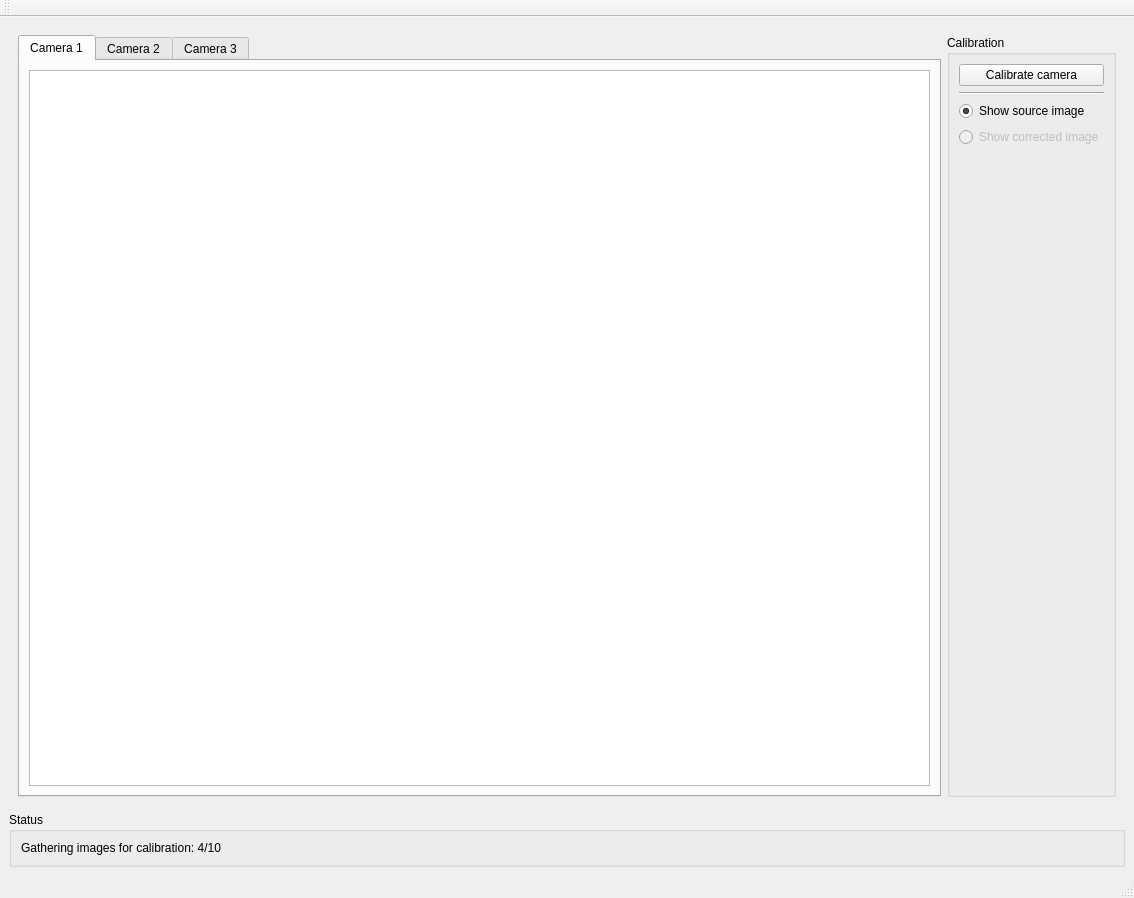
The window that calibrationwindow.ui (KITrokopter/gui-concepts) describes before a commit, drawn with Qt 5.
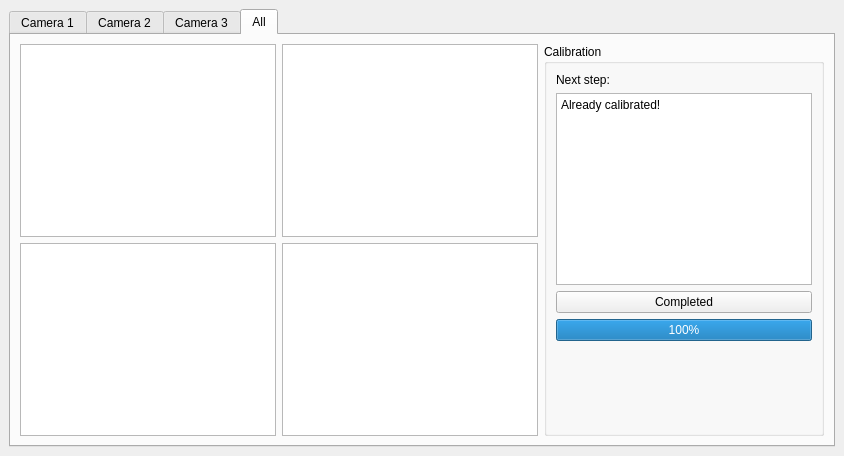
The same window after the commit.

Commit message: Added a tab for calibrating the whole system.

Diff of the .ui file:
```diff
--- a/calibrationwindow.ui
+++ b/calibrationwindow.ui
@@ -2,13 +2,17 @@
 <ui version="4.0">
  <class>CalibrationWindow</class>
  <widget class="QMainWindow" name="CalibrationWindow">
-  <property name="geometry">
-   <rect>
-    <x>0</x>
-    <y>0</y>
-    <width>1134</width>
-    <height>898</height>
-   </rect>
+  <property name="sizePolicy">
+   <sizepolicy hsizetype="Preferred" vsizetype="Preferred">
+    <horstretch>0</horstretch>
+    <verstretch>0</verstretch>
+   </sizepolicy>
+  </property>
+  <property name="baseSize">
+   <size>
+    <width>50</width>
+    <height>50</height>
+   </size>
   </property>
   <property name="windowTitle">
    <string>Calibration</string>
@@ -16,12 +20,9 @@
   <widget class="QWidget" name="centralwidget">
    <layout class="QVBoxLayout" name="verticalLayout_2">
     <item>
-     <widget class="QWidget" name="widget" native="true">
-      <layout class="QHBoxLayout" name="horizontalLayout_3">
-       <item>
         <widget class="QTabWidget" name="tabWidget">
          <property name="currentIndex">
-          <number>0</number>
+       <number>3</number>
          </property>
          <property name="usesScrollButtons">
           <bool>true</bool>
@@ -36,24 +37,12 @@
           <attribute name="title">
            <string>Camera 1</string>
           </attribute>
+       <layout class="QVBoxLayout" name="verticalLayout_4">
+        <item>
           <layout class="QHBoxLayout" name="horizontalLayout_2">
            <item>
             <widget class="QGraphicsView" name="graphicsView"/>
            </item>
-          </layout>
-         </widget>
-         <widget class="QWidget" name="tab_3">
-          <attribute name="title">
-           <string>Camera 2</string>
-          </attribute>
-         </widget>
-         <widget class="QWidget" name="tab_2">
-          <attribute name="title">
-           <string>Camera 3</string>
-          </attribute>
-         </widget>
-        </widget>
-       </item>
        <item>
         <widget class="QGroupBox" name="groupBox">
          <property name="title">
@@ -114,7 +103,6 @@
         </widget>
        </item>
       </layout>
-     </widget>
     </item>
     <item>
      <widget class="QGroupBox" name="groupBox_2">
@@ -134,27 +122,121 @@
     </item>
    </layout>
   </widget>
-  <widget class="QMenuBar" name="menubar">
-   <property name="geometry">
-    <rect>
-     <x>0</x>
-     <y>0</y>
-     <width>1134</width>
-     <height>20</height>
-    </rect>
-   </property>
-  </widget>
-  <widget class="QStatusBar" name="statusbar"/>
-  <widget class="QToolBar" name="toolBar">
-   <property name="windowTitle">
-    <string>toolBar</string>
-   </property>
-   <attribute name="toolBarArea">
-    <enum>TopToolBarArea</enum>
-   </attribute>
-   <attribute name="toolBarBreak">
+      <widget class="QWidget" name="tab_3">
+       <attribute name="title">
+        <string>Camera 2</string>
+       </attribute>
+      </widget>
+      <widget class="QWidget" name="tab_2">
+       <attribute name="title">
+        <string>Camera 3</string>
+       </attribute>
+      </widget>
+      <widget class="QWidget" name="tab_4">
+       <attribute name="title">
+        <string>All</string>
+       </attribute>
+       <layout class="QGridLayout" name="gridLayout_2">
+        <item row="0" column="2" rowspan="2">
+         <widget class="QGroupBox" name="groupBox_3">
+          <property name="title">
+           <string>Calibration</string>
+          </property>
+          <layout class="QVBoxLayout" name="verticalLayout_3">
+           <item>
+            <widget class="QLabel" name="label">
+             <property name="text">
+              <string>Next step:</string>
+             </property>
+            </widget>
+           </item>
+           <item>
+            <widget class="QPlainTextEdit" name="plainTextEdit">
+             <property name="sizePolicy">
+              <sizepolicy hsizetype="Fixed" vsizetype="Fixed">
+               <horstretch>0</horstretch>
+               <verstretch>0</verstretch>
+              </sizepolicy>
+             </property>
+             <property name="plainText">
+              <string>Already calibrated!</string>
+             </property>
+            </widget>
+           </item>
+           <item>
+            <widget class="QPushButton" name="pushButton_2">
+             <property name="enabled">
+              <bool>true</bool>
+             </property>
+             <property name="text">
+              <string>Completed</string>
+             </property>
+             <property name="checkable">
     <bool>false</bool>
-   </attribute>
+             </property>
+             <property name="autoDefault">
+              <bool>false</bool>
+             </property>
+             <property name="default">
+              <bool>false</bool>
+             </property>
+             <property name="flat">
+              <bool>false</bool>
+             </property>
+            </widget>
+           </item>
+           <item>
+            <widget class="QProgressBar" name="progressBar">
+             <property name="sizePolicy">
+              <sizepolicy hsizetype="Minimum" vsizetype="Fixed">
+               <horstretch>0</horstretch>
+               <verstretch>0</verstretch>
+              </sizepolicy>
+             </property>
+             <property name="minimumSize">
+              <size>
+               <width>0</width>
+               <height>0</height>
+              </size>
+             </property>
+             <property name="value">
+              <number>100</number>
+             </property>
+            </widget>
+           </item>
+           <item>
+            <spacer name="verticalSpacer_2">
+             <property name="orientation">
+              <enum>Qt::Vertical</enum>
+             </property>
+             <property name="sizeHint" stdset="0">
+              <size>
+               <width>20</width>
+               <height>40</height>
+              </size>
+             </property>
+            </spacer>
+           </item>
+          </layout>
+         </widget>
+        </item>
+        <item row="0" column="0">
+         <widget class="QGraphicsView" name="graphicsView_2"/>
+        </item>
+        <item row="0" column="1">
+         <widget class="QGraphicsView" name="graphicsView_3"/>
+        </item>
+        <item row="1" column="0">
+         <widget class="QGraphicsView" name="graphicsView_4"/>
+        </item>
+        <item row="1" column="1">
+         <widget class="QGraphicsView" name="graphicsView_5"/>
+        </item>
+       </layout>
+      </widget>
+     </widget>
+    </item>
+   </layout>
   </widget>
  </widget>
  <resources/>
```
Lines whose indentation alone changed are shown as unchanged.
